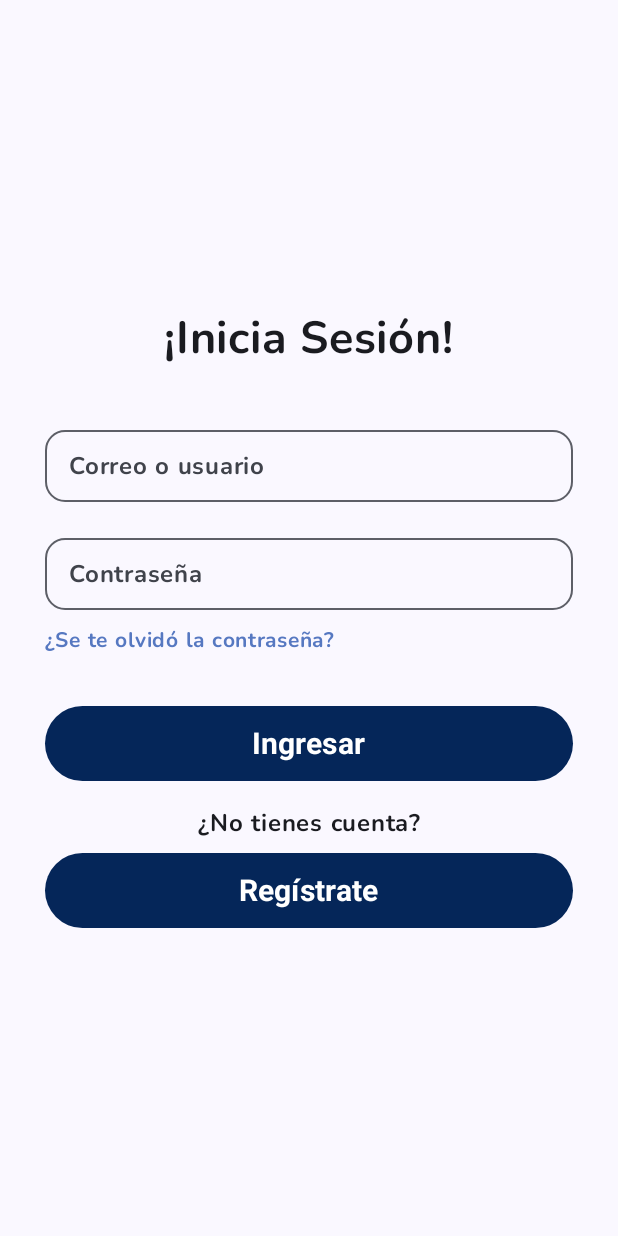
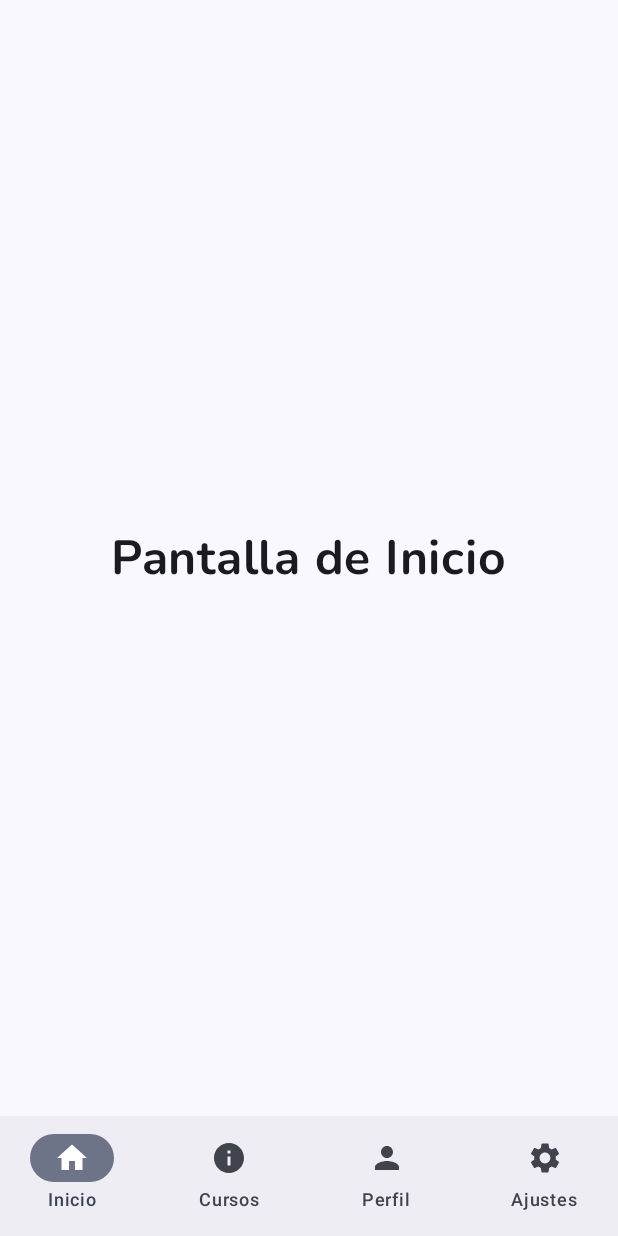
Before and after one commit to AlejandroSierraUV26/proyecto-moviles, an Android app built with Jetpack Compose: the screen it shows after launch (MainActivity), after a tap on "Ingresar", on a phone screen of 412 x 824 dp. Run offline under Robolectric (Android 15) with nearby library versions, the phone set to English and light mode, and no system bars.

Commit message:
Implementacion basica de la navegacion del menu bottom bar y ajustes del historial de navegacion

```diff
--- a/app/src/main/java/com/example/proyecto/navigation/AppNavigation.kt
+++ b/app/src/main/java/com/example/proyecto/navigation/AppNavigation.kt
@@ -1,22 +1,46 @@
 package com.example.proyecto.navigation
 
+import androidx.compose.foundation.layout.padding
+import androidx.compose.material3.Scaffold
 import androidx.compose.runtime.Composable
+import androidx.compose.runtime.getValue
+import androidx.compose.ui.Modifier
+import androidx.navigation.NavController
 import androidx.navigation.compose.NavHost
 import androidx.navigation.compose.composable
+import androidx.navigation.compose.currentBackStackEntryAsState
 import androidx.navigation.compose.rememberNavController
 import com.example.proyecto.ui.auth.LoginScreen
+import com.example.proyecto.ui.auth.RegisterScreen
+import com.example.proyecto.ui.courses.CoursesScreen
+import com.example.proyecto.ui.home.HomeScreen
+import com.example.proyecto.ui.profile.ProfileScreen
+import com.example.proyecto.ui.settings.SettingsScreen
 import com.example.proyecto.ui.splash.SplashScreen
-import com.example.proyecto.ui.auth.RegisterScreen
-
 
 @Composable
 fun AppNavigation() {
+    val navController = rememberNavController()
+    val navBackStackEntry by navController.currentBackStackEntryAsState()
+    val currentRoute = navBackStackEntry?.destination?.route
 
-    val navController = rememberNavController()
-
+    Scaffold(
+        bottomBar = {
+            if (currentRoute in listOf(
+                    AppScreens.HomeScreen.route,
+                    AppScreens.CoursesScreen.route,
+                    AppScreens.ProfileScreen.route,
+                    AppScreens.SettingsScreen.route
+                )
+            ) {
+                BottomNavigationBar(navController = navController)
+            }
+        }
+    ) { paddingValues ->
         NavHost(
             navController = navController,
-        startDestination = AppScreens.SplashScreen.route
+            startDestination = AppScreens.SplashScreen.route,
+            modifier = Modifier.padding(paddingValues)
         ) {
             composable(AppScreens.SplashScreen.route) {
                 SplashScreen(navController)
@@ -24,8 +48,21 @@ fun AppNavigation() {
             composable(AppScreens.LoginScreen.route) {
                 LoginScreen(navController)
             }
-        composable(AppScreens.RegisterScreen.route){
+            composable(AppScreens.RegisterScreen.route) {
                 RegisterScreen(navController)
+            }
+            composable(AppScreens.HomeScreen.route) {
+                HomeScreen()
+            }
+            composable(AppScreens.CoursesScreen.route) {
+                CoursesScreen()
+            }
+            composable(AppScreens.ProfileScreen.route) {
+                ProfileScreen()
+            }
+            composable(AppScreens.SettingsScreen.route) {
+                SettingsScreen()
             }
         }
     }
+}
--- a/app/src/main/java/com/example/proyecto/navigation/AppScreens.kt
+++ b/app/src/main/java/com/example/proyecto/navigation/AppScreens.kt
@@ -4,4 +4,8 @@ sealed class AppScreens(val route: String){
     object SplashScreen: AppScreens("splash_screen")
     object LoginScreen: AppScreens("login_screen")
     object RegisterScreen: AppScreens("register_screen")
+    object HomeScreen: AppScreens("home_screen")
+    object CoursesScreen: AppScreens("courses_screen")
+    object ProfileScreen: AppScreens("profile_screen")
+    object SettingsScreen: AppScreens("settings_screen")
 }
--- /dev/null
+++ b/app/src/main/java/com/example/proyecto/navigation/BottomNavigation.kt
@@ -0,0 +1,66 @@
+package com.example.proyecto.navigation
+
+import androidx.compose.material.icons.Icons
+import androidx.compose.material.icons.filled.Home
+import androidx.compose.material.icons.filled.Person
+import androidx.compose.material.icons.filled.Info
+import androidx.compose.material.icons.filled.Settings
+import androidx.compose.material3.Icon
+import androidx.compose.material3.NavigationBar
+import androidx.compose.material3.NavigationBarItem
+import androidx.compose.material3.Text
+import androidx.compose.runtime.Composable
+import androidx.compose.runtime.getValue
+import androidx.navigation.NavController
+import androidx.navigation.compose.currentBackStackEntryAsState
+
+@Composable
+fun BottomNavigationBar(navController: NavController) {
+    val items = listOf(
+        BottomNavItem(
+            route = AppScreens.HomeScreen.route,
+            icon = Icons.Default.Home,
+            label = "Inicio"
+        ),
+        BottomNavItem(
+            route = AppScreens.CoursesScreen.route,
+            icon = Icons.Default.Info,
+            label = "Cursos"
+        ),
+        BottomNavItem(
+            route = AppScreens.ProfileScreen.route,
+            icon = Icons.Default.Person,
+            label = "Perfil"
+        ),
+        BottomNavItem(
+            route = AppScreens.SettingsScreen.route,
+            icon = Icons.Default.Settings,
+            label = "Ajustes"
+        )
+    )
+
+    NavigationBar {
+        val navBackStackEntry by navController.currentBackStackEntryAsState()
+        val currentRoute = navBackStackEntry?.destination?.route
+
+        items.forEach { item ->
+            NavigationBarItem(
+                icon = { Icon(item.icon, contentDescription = item.label) },
+                label = { Text(item.label) },
+                selected = currentRoute == item.route,
+                onClick = {
+                    navController.navigate(item.route) {
+                        popUpTo(navController.graph.startDestinationId)
+                        launchSingleTop = true
+                    }
+                }
+            )
+        }
+    }
+}
+
+data class BottomNavItem(
+    val route: String,
+    val icon: androidx.compose.ui.graphics.vector.ImageVector,
+    val label: String
+)
--- a/app/src/main/java/com/example/proyecto/ui/auth/LoginScreen.kt
+++ b/app/src/main/java/com/example/proyecto/ui/auth/LoginScreen.kt
@@ -18,7 +18,6 @@ import com.example.proyecto.navigation.AppScreens
 import androidx.compose.ui.tooling.preview.Preview
 import androidx.compose.runtime.Composable
 import androidx.navigation.compose.rememberNavController
-
 
 @Composable
 fun LoginScreen(navController: NavController) {
@@ -47,13 +46,13 @@ fun LoginScreen(navController: NavController) {
             label = {
                 Text(
                     text = "Correo o usuario",
-                    fontSize = 16.sp // Puedes probar también 12.sp si lo quieres más pequeño
+                    fontSize = 16.sp
                 )
             },
             modifier = Modifier
                 .fillMaxWidth()
-                .height(56.dp), // opcional para que se vea más redondo
-            shape = RoundedCornerShape(28), // esto sí afecta el borde del campo
+                .height(56.dp),
+            shape = RoundedCornerShape(28),
             singleLine = true
         )
 
@@ -66,13 +65,13 @@ fun LoginScreen(navController: NavController) {
             label = {
                 Text(
                     text = "Contraseña",
-                    fontSize = 16.sp // Puedes probar también 12.sp si lo quieres más pequeño
+                    fontSize = 16.sp
                 )
             },
             modifier = Modifier
                 .fillMaxWidth()
-                .height(56.dp), // opcional para que se vea más redondo
-            shape = RoundedCornerShape(28), // esto sí afecta el borde del campo
+                .height(56.dp),
+            shape = RoundedCornerShape(28),
             singleLine = true
         )
 
@@ -92,7 +91,11 @@ fun LoginScreen(navController: NavController) {
         // Botón de ingresar
         Button(
             onClick = {
-                // Acción de login o navegación
+                // Aquí va la lógica de autenticación
+                navController.navigate(AppScreens.HomeScreen.route) {
+                    // Limpia el historial de navegación
+                    popUpTo(0) { inclusive = true }
+                }
             },
             colors = ButtonDefaults.buttonColors(
                 containerColor = Color(0xFF052659)
@@ -111,7 +114,6 @@ fun LoginScreen(navController: NavController) {
             text = "¿No tienes cuenta?",
             fontWeight = FontWeight.Medium,
             fontSize = 16.sp
-
         )
 
         Spacer(modifier = Modifier.height(8.dp))
@@ -136,6 +138,6 @@ fun LoginScreen(navController: NavController) {
 @Preview(showBackground = true)
 @Composable
 fun LoginScreenPreview() {
-        val navController = rememberNavController()
-        LoginScreen(navController = navController)
+    val navController = rememberNavController()
+    LoginScreen(navController = navController)
 }
--- /dev/null
+++ b/app/src/main/java/com/example/proyecto/ui/home/HomeScreen.kt
@@ -0,0 +1,25 @@
+package com.example.proyecto.ui.home
+
+import androidx.compose.foundation.layout.Box
+import androidx.compose.foundation.layout.fillMaxSize
+import androidx.compose.material3.Text
+import androidx.compose.runtime.Composable
+import androidx.compose.ui.Alignment
+import androidx.compose.ui.Modifier
+import androidx.compose.ui.tooling.preview.Preview
+
+@Composable
+fun HomeScreen() {
+    Box(
+        modifier = Modifier.fillMaxSize(),
+        contentAlignment = Alignment.Center
+    ) {
+        Text("Pantalla de Inicio")
+    }
+}
+
+@Preview(showBackground = true)
+@Composable
+fun HomeScreenPreview() {
+    HomeScreen()
+}
```
Also changed, not shown: app/src/main/java/com/example/proyecto/ui/auth/RegisterScreen.kt (+6 -2 lines), app/src/main/java/com/example/proyecto/ui/courses/CoursesScreen.kt (added, +25 -0 lines), app/src/main/java/com/example/proyecto/ui/profile/ProfileScreen.kt (added, +25 -0 lines), app/src/main/java/com/example/proyecto/ui/settings/SettingsScreen.kt (added, +25 -0 lines). Lines whose indentation alone changed are shown as unchanged.
